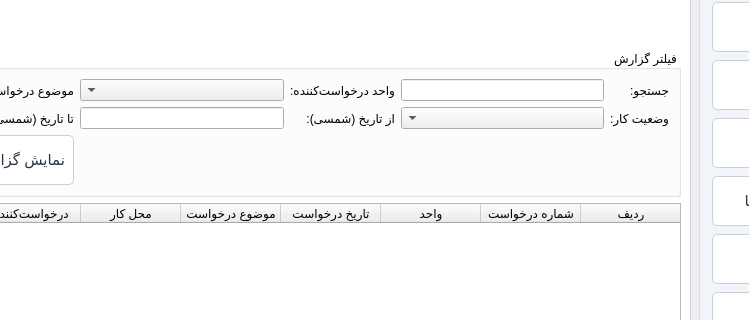
Before: the Qt Designer form main.ui in sadradelkhah-web/MyPythonProject, drawn with Qt 5; both pictures show x 273 to 1022 and y 102 to 422 of the 1200 by 950 pixel window.
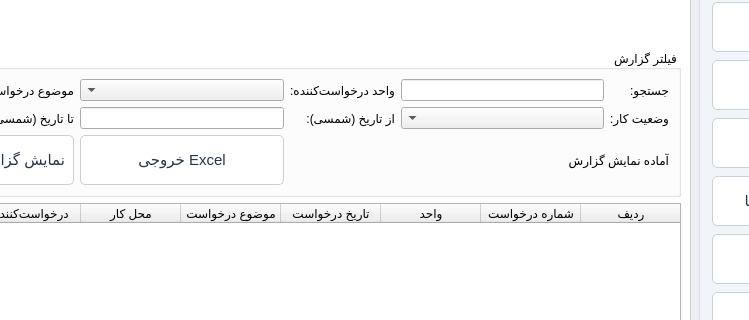
After: the same form once the commit is applied. The open tabs and pages were chosen to show the change.

Commit message: Add refresh status and Excel export controls to repair reports

```diff
--- a/main.ui
+++ b/main.ui
@@ -1029,6 +1029,23 @@
            <item row="1" column="5">
             <widget class="QLineEdit" name="txtReportTo" />
            </item>
+           <item row="2" column="0" colspan="3">
+            <widget class="QLabel" name="lblReportResultCount">
+             <property name="text">
+              <string>آماده نمایش گزارش</string>
+             </property>
+            </widget>
+           </item>
+           <item row="2" column="3">
+            <widget class="QPushButton" name="btnExportReport">
+             <property name="text">
+              <string>خروجی Excel</string>
+             </property>
+             <property name="toolTip">
+              <string>خروجی اکسل از نتایج فیلترشده گزارش و پیگیری کارها</string>
+             </property>
+            </widget>
+           </item>
            <item row="2" column="4">
             <widget class="QPushButton" name="btnRefreshReport">
              <property name="text">
```
